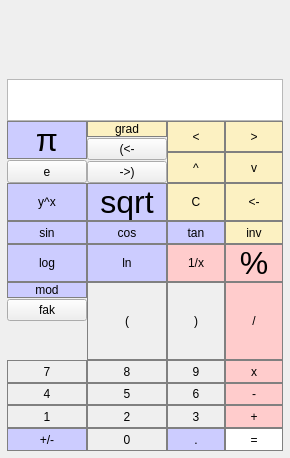
This is instructor/Calculator_cmake/mainwindow.ui in ajjkoch/allgaeu_rechner as Qt 5 draws it before an edit. The edited form follows.
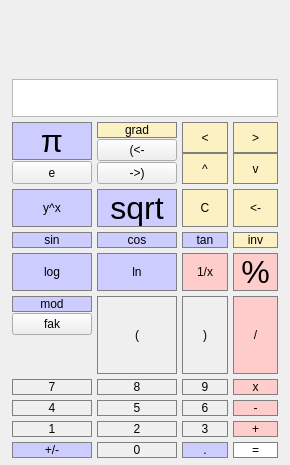
This is the edited form. Icons and pictures are not drawn.

Commit message: Define calculator key spacing and margins in Designer

Patch:
```diff
--- a/instructor/Calculator_cmake/mainwindow.ui
+++ b/instructor/Calculator_cmake/mainwindow.ui
@@ -39,9 +39,12 @@
       <property name="sizeConstraint">
        <enum>QLayout::SetNoConstraint</enum>
       </property>
-      <property name="spacing">
-       <number>0</number>
-      </property>
+      <property name="horizontalSpacing"><number>5</number></property>
+      <property name="verticalSpacing"><number>5</number></property>
+      <property name="leftMargin"><number>5</number></property>
+      <property name="topMargin"><number>0</number></property>
+      <property name="rightMargin"><number>5</number></property>
+      <property name="bottomMargin"><number>0</number></property>>
       <item row="11" column="0">
        <widget class="QPushButton" name="pushButton_7">
         <property name="sizePolicy">
```
